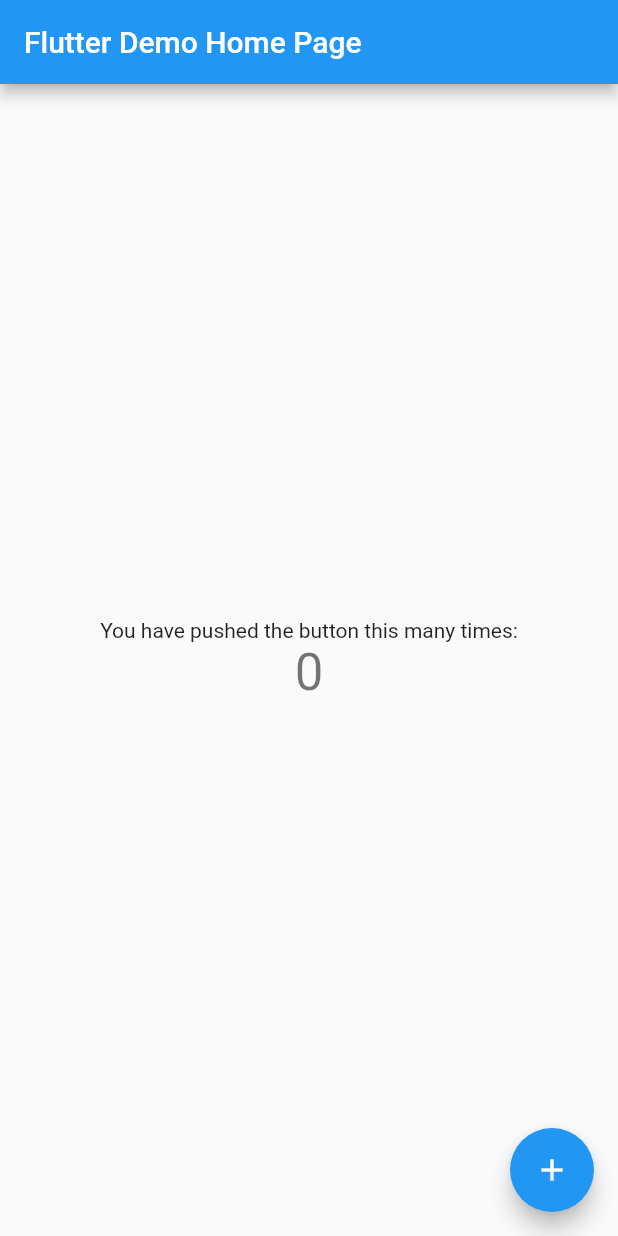
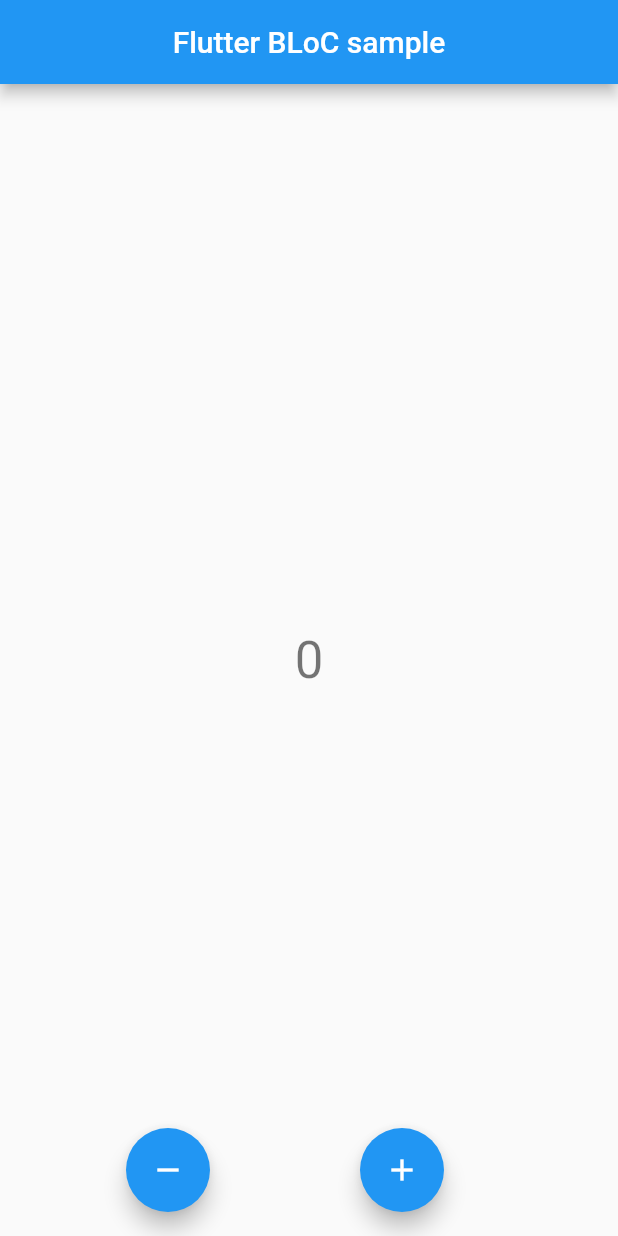
Before and after one commit to BIBINKB97/bloc_sample, a Flutter app: the screen it shows after launch, on a phone screen of 412 x 824 dp. Run offline on Flutter 3.47's test engine with Material 2 defaults, Android fonts, the phone set to English and light mode, and no system bars; our stand-ins replace bloc, flutter_bloc.

```diff
--- a/lib/main.dart
+++ b/lib/main.dart
@@ -1,4 +1,3 @@
-
 import 'package:bloc_sample/counter/counter_bloc.dart';
 import 'package:flutter/material.dart';
 import 'package:flutter_bloc/flutter_bloc.dart';
@@ -13,58 +12,55 @@ class MyApp extends StatelessWidget {
   @override
   Widget build(BuildContext context) {
     return BlocProvider(
-      create: (context)=>CounterBloc(),
+      create: (context) => CounterBloc(),
       child: MaterialApp(
         debugShowCheckedModeBanner: false,
-        title: 'Flutter Demo',
-        home: const MyHomePage(title: 'Flutter Demo Home Page'),
+        title: 'Flutter Bloc',
+        home: const MyHomePage(title: 'Flutter BLoC sample'),
       ),
     );
   }
 }
 
-class MyHomePage extends StatefulWidget {
+class MyHomePage extends StatelessWidget {
+  final String title;
   const MyHomePage({super.key, required this.title});
-
-  final String title;
-
-  @override
-  State<MyHomePage> createState() => _MyHomePageState();
-}
-
-class _MyHomePageState extends State<MyHomePage> {
-  int _counter = 0;
-
-  void _incrementCounter() {
-    setState(() {
-      _counter++;
-    });
-  }
 
   @override
   Widget build(BuildContext context) {
     return Scaffold(
       appBar: AppBar(
-        title: Text(widget.title),
+        title: Text(title),
+        centerTitle: true,
       ),
       body: Center(
-        child: Column(
-          mainAxisAlignment: MainAxisAlignment.center,
-          children: <Widget>[
-            const Text(
-              'You have pushed the button this many times:',
-            ),
-            Text(
-              '$_counter',
+        child: BlocBuilder<CounterBloc, CounterState>(
+          builder: (context, state) {
+            return Text(
+              '${state.count}',
               style: Theme.of(context).textTheme.headlineMedium,
-            ),
-          ],
+            );
+          },
         ),
       ),
-      floatingActionButton: FloatingActionButton(
-        onPressed: _incrementCounter,
-        tooltip: 'Increment',
-        child: const Icon(Icons.add),
+      floatingActionButton: Row(
+        mainAxisAlignment: MainAxisAlignment.spaceEvenly,
+        children: [
+          FloatingActionButton(
+            onPressed: () {
+              context.read<CounterBloc>().add(Decrement());
+            },
+            tooltip: "Decrement",
+            child: Icon(Icons.remove),
+          ),
+          FloatingActionButton(
+            onPressed: () {
+              context.read<CounterBloc>().add(Increment());
+            },
+            tooltip: 'Increment',
+            child: const Icon(Icons.add),
+          ),
+        ],
       ),
     );
   }
```
